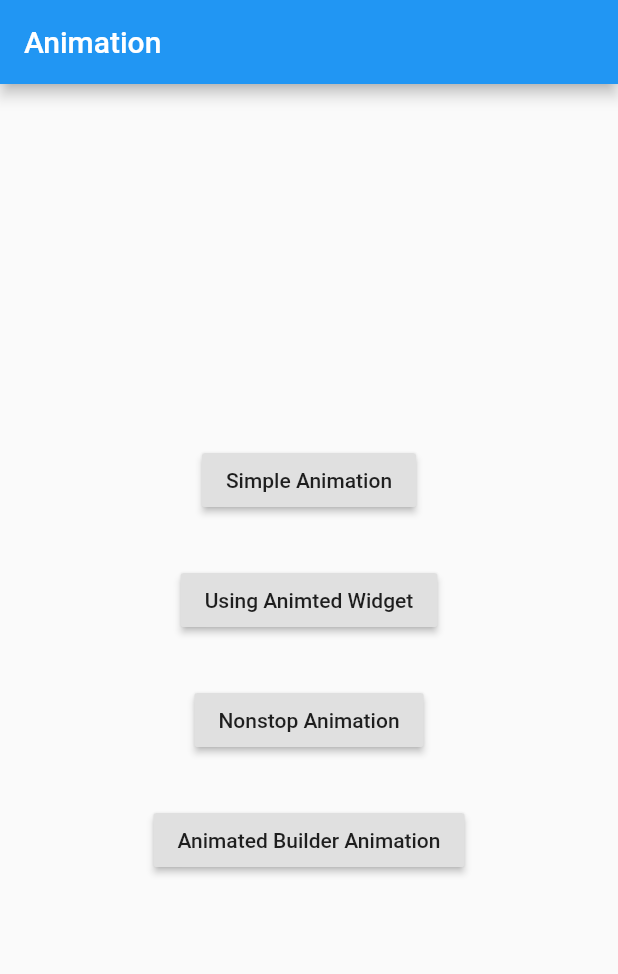
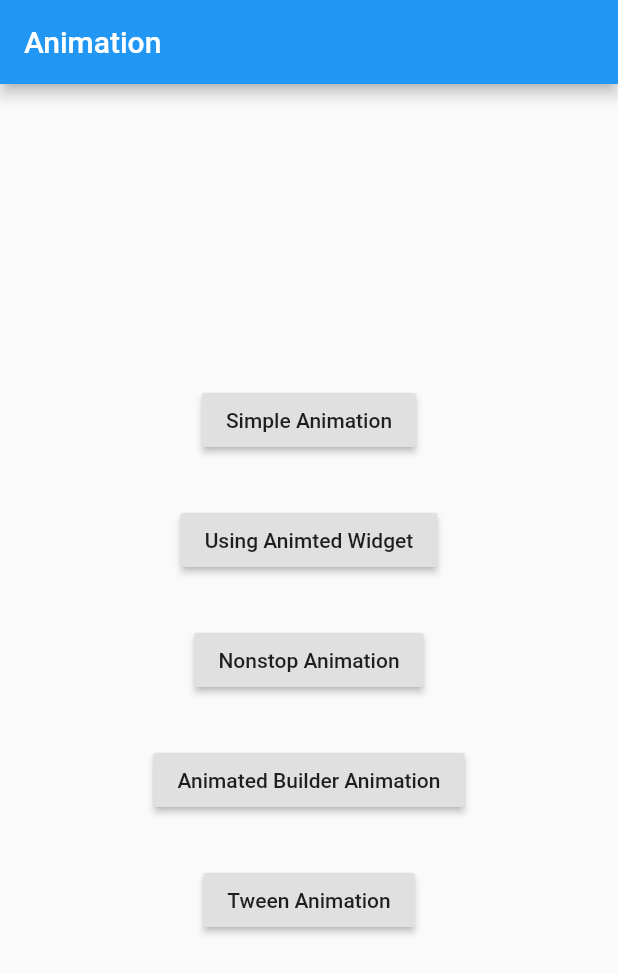
Before and after one commit to varunn12/animationflutter, a Flutter app: the screen it shows after launch, on a phone screen of 412 x 824 dp. Shown: the top 974 px of the screen. Run offline on Flutter 3.47's test engine with Material 2 defaults, Android fonts, the phone set to English and light mode, and no system bars.

Commit message:
added tween animation

```diff
--- a/lib/main.dart
+++ b/lib/main.dart
@@ -3,6 +3,7 @@ import 'package:flutter/material.dart';
 import 'infiniteanimation.dart';
 import 'simple.dart';
 import 'simplewidget.dart';
+import 'tweetanimation.dart';
 import 'usinganimatedbuilder.dart';
 
 void main() => runApp(new MaterialApp(
@@ -77,6 +78,17 @@ class _HomeAppState extends State<HomeApp> with SingleTickerProviderStateMixin {
                     new MaterialPageRoute(
                         builder: (context) => new LogoBuilderApp()));
             },
+          )),
+          new Padding(
+          padding: new EdgeInsets.all(16.0),
+                  child: new RaisedButton(
+            child: new Text('Tween Animation'),
+            onPressed: () {
+              Navigator.push(
+                    context,
+                    new MaterialPageRoute(
+                        builder: (context) => new TweenLogoApp()));
+            },
           ),
         )
                   ],
```
